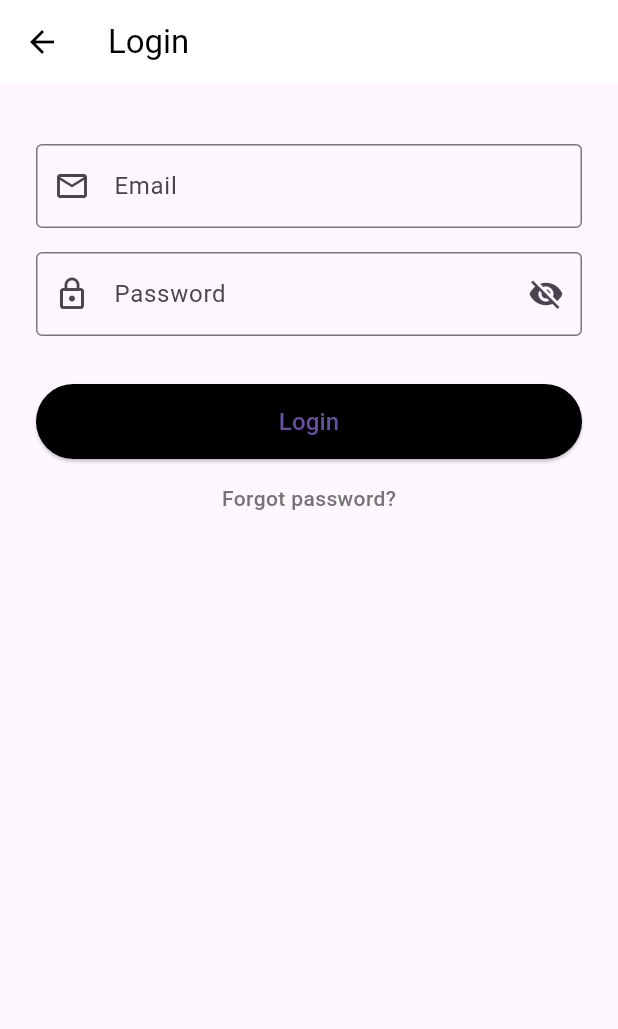
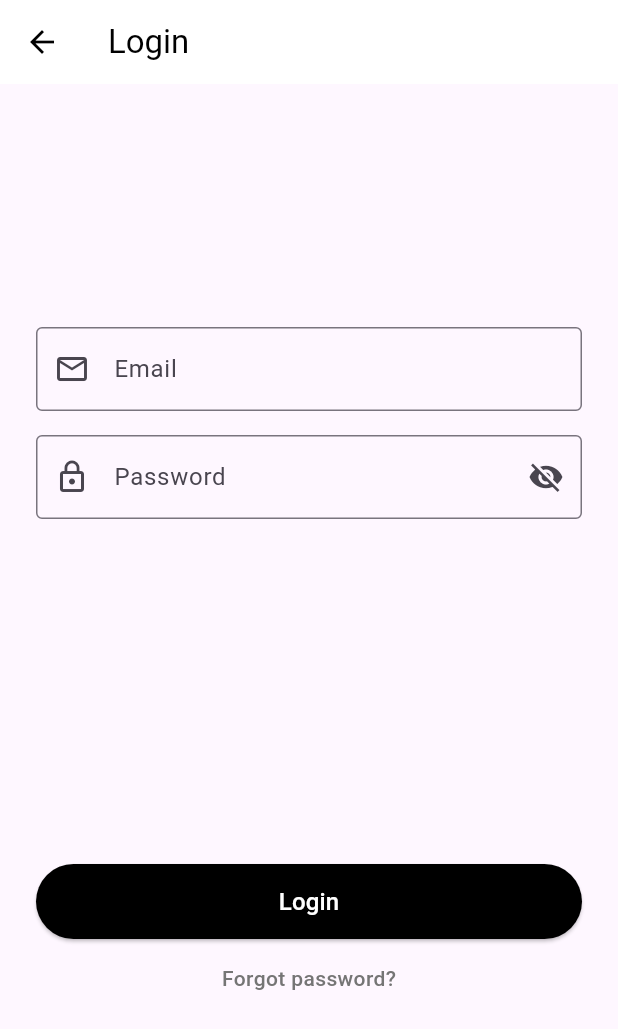
Before and after one commit to 7louu/MealLens, a Flutter app: the LoginScreen screen opened by its route, on a phone screen of 412 x 824 dp. Shown: the top 1029 px of the screen. Run offline on Flutter 3.47's test engine with Material 3 defaults, Android fonts, the light colour scheme and no system bars; our stand-ins replace cloud_firestore, firebase_auth, fl_chart, google_sign_in, image_picker; accounts and stored records are empty.

```diff
--- a/app/lib/screens/loginScreen.dart
+++ b/app/lib/screens/loginScreen.dart
@@ -18,21 +18,23 @@
   Widget build(BuildContext context) {
     return Scaffold(
       appBar: AppBar(
-        leading: BackButton(color: Colors.black),
-        title: Text('Login', style: TextStyle(color: Colors.black)),
+        leading: const BackButton(color: Colors.black),
+        title: const Text('Login', style: TextStyle(color: Colors.black)),
         backgroundColor: Colors.white,
         elevation: 0,
       ),
       body: Padding(
         padding: const EdgeInsets.all(24),
+        child: Center(
+          child: SingleChildScrollView(
             child: Form(
               key: formKey,
               child: Column(
+                mainAxisAlignment: MainAxisAlignment.center,
                 children: [
-              const SizedBox(height: 16),
                   TextFormField(
                     controller: emailController,
-                decoration: InputDecoration(
+                    decoration: const InputDecoration(
                       labelText: 'Email',
                       prefixIcon: Icon(Icons.email_outlined),
                       border: OutlineInputBorder(),
@@ -44,8 +46,8 @@
                     obscureText: obscurePassword,
                     decoration: InputDecoration(
                       labelText: 'Password',
-                  prefixIcon: Icon(Icons.lock_outline),
-                  border: OutlineInputBorder(),
+                      prefixIcon: const Icon(Icons.lock_outline),
+                      border: const OutlineInputBorder(),
                       suffixIcon: IconButton(
                         icon: Icon(
                           obscurePassword ? Icons.visibility_off : Icons.visibility,
@@ -56,8 +58,7 @@
                       ),
                     ),
                   ),
-              const SizedBox(height: 32),
-              // Login button
+                  const SizedBox(height: 230),
                   SizedBox(
                     width: double.infinity,
                     height: 50,
@@ -70,11 +71,13 @@
                           // TODO: Authenticate user
                         }
                       },
-                  child: Text('Login', style: TextStyle(fontSize: 16)),
+                      child: const Text(
+                        'Login',
+                        style: TextStyle(fontSize: 16, color: Colors.white),
+                      ),
                     ),
                   ),
                   const SizedBox(height: 16),
-              // Forgot password link
                   GestureDetector(
                     onTap: () {
                       // TODO: Navigate to password recovery screen
@@ -91,6 +94,8 @@
               ),
             ),
           ),
+        ),
+      ),
     );
   }
 }
```
Also changed, not shown: app/lib/screens/heightScreen.dart (+19 -7 lines), app/lib/screens/registerScreen.dart (+9 -4 lines), app/lib/screens/setupScreen.dart (+31 -11 lines), app/lib/screens/singInBottomSheet.dart (+8 -7 lines), app/lib/screens/welcomeScreen.dart (+9 -1 lines). Lines whose indentation alone changed are shown as unchanged.
